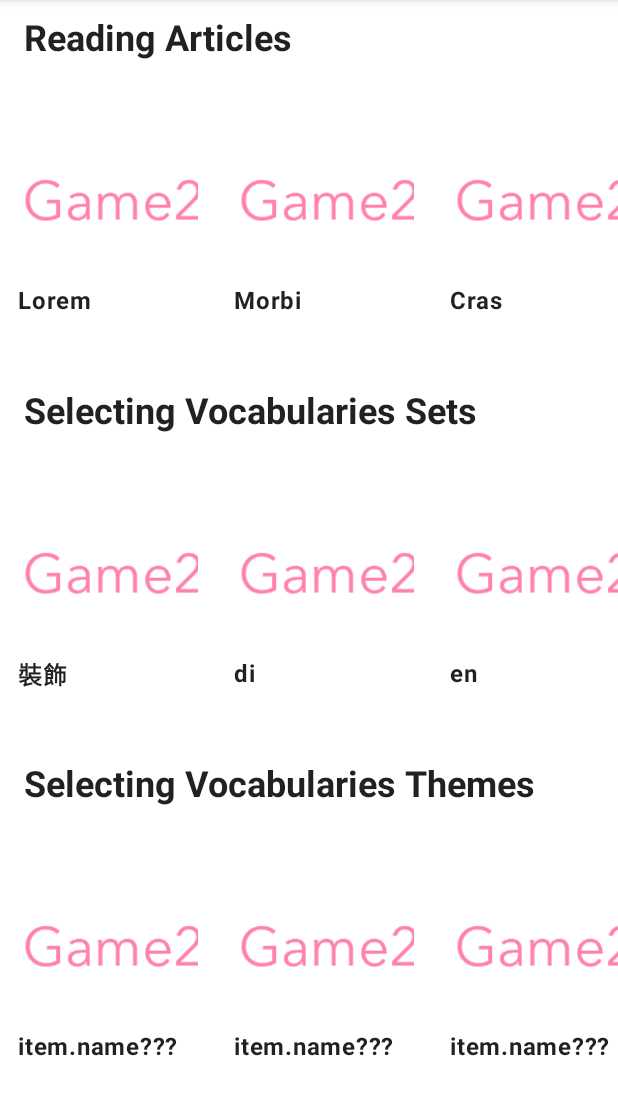
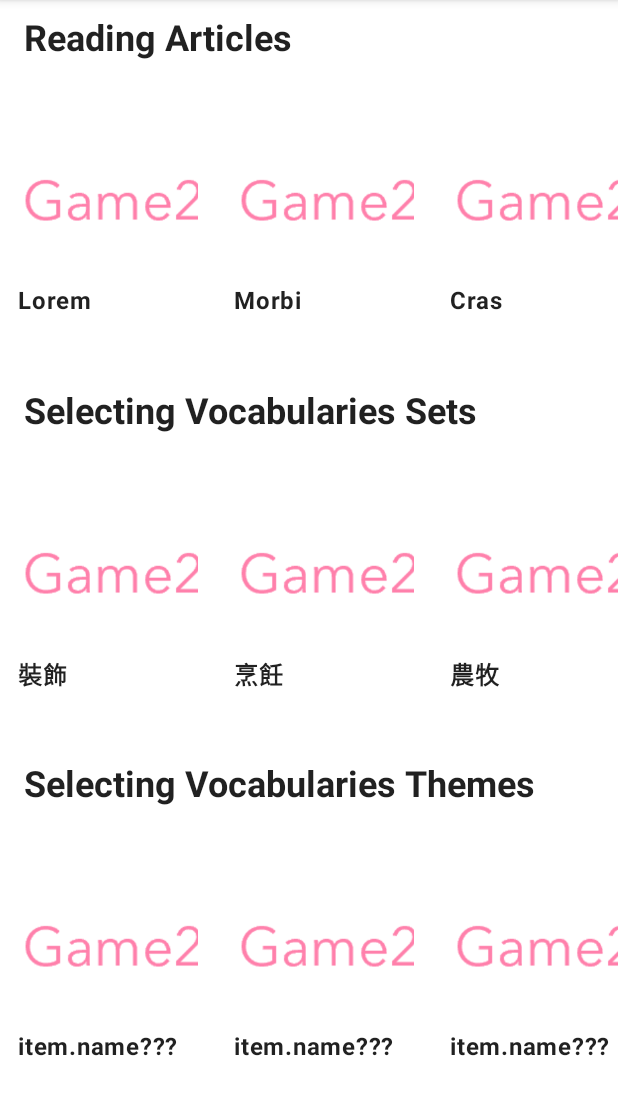
Before and after one commit to MilkShakeBro/SoftwareStudioFinalProject, an Android app: the screen it shows after launch (MainActivity), on a phone screen of 412 x 824 dp, the part 84-1199 px from its top. Run offline under Robolectric (Android 15) with nearby library versions, the phone set to English and light mode, and no system bars; our stand-ins replace Dagger/Hilt's generated code, data binding; pictures from the network do not load; Roboto replaces fonts that are not available here.

Commit message:
change flashcard design and add vocabulary set

```diff
--- a/app/src/main/java/com/example/finalprojecttemplate/data/data_source/FakeDatabase.kt
+++ b/app/src/main/java/com/example/finalprojecttemplate/data/data_source/FakeDatabase.kt
@@ -57,407 +57,407 @@ class FakeDatabase {
                 Vocabulary(
                     id = 7,
                     word = "bracelet",
-                    chinese = "觀眾",
+                    chinese = "n.[C] 手鐲",
                     breakpoint = 6
                 ),
                 Vocabulary(
                     id = 8,
                     word = "cosmetic",
-                    chinese = "觀眾",
+                    chinese = "n.[C] 化妝品，美容品",
                     breakpoint = 6
                 ),
                 Vocabulary(
                     id = 9,
                     word = "lipstick",
-                    chinese = "觀眾",
+                    chinese = "n.[C/U] 口紅",
                     breakpoint = 6
                 ),
                 Vocabulary(
                     id = 10,
                     word = "wig",
-                    chinese = "觀眾",
+                    chinese = "n.[C] （女用）假髮",
                     breakpoint = 6
                 ),
                 Vocabulary(
                     id = 11,
                     word = "hairdo",
-                    chinese = "觀眾",
+                    chinese = "n.[C] 髮型",
                     breakpoint = 6
                 ),
                 Vocabulary(
                     id = 12,
                     word = "wreath",
-                    chinese = "觀眾",
+                    chinese = "n.[C] 花環",
                     breakpoint = 6
                 ),
                 Vocabulary(
                     id = 13,
                     word = "bouquet",
-                    chinese = "觀眾",
+                    chinese = "n.[C] 花束",
                     breakpoint = 6
                 ),
             ),
         ),
         VocabularySetModel(
             id = 1,
-            name = "di",
+            name = "烹飪",
             image = Uri.parse("https://www.google.com"),
             vocabularySet = listOf(
                 Vocabulary(
                     id = 0,
-                    word = "audience",
-                    chinese = "觀眾",
+                    word = "broil",
+                    chinese = "vt.（直接在熱源上）烤",
                     breakpoint = 6
                 ),
                 Vocabulary(
                     id = 1,
-                    word = "audience",
-                    chinese = "觀眾",
+                    word = "roast",
+                    chinese = "vt./vi. 烘，烤",
                     breakpoint = 6
                 ),
                 Vocabulary(
                     id = 2,
-                    word = "audience",
-                    chinese = "觀眾",
+                    word = "grill",
+                    chinese = "vt.（用烤架）烤（食物）",
                     breakpoint = 6
                 ),
                 Vocabulary(
                     id = 3,
-                    word = "audience",
-                    chinese = "觀眾",
+                    word = "simmer",
+                    chinese = "vt./vi. 用小火煮",
                     breakpoint = 6
                 ),
                 Vocabulary(
                     id = 4,
-                    word = "audience",
-                    chinese = "觀眾",
+                    word = "stew",
+                    chinese = "vt. 燉",
                     breakpoint = 6
                 ),
                 Vocabulary(
                     id = 5,
-                    word = "audience",
-                    chinese = "觀眾",
+                    word = "grind",
+                    chinese = "vt./vi. 研磨，磨碎",
                     breakpoint = 6
                 ),
                 Vocabulary(
                     id = 6,
-                    word = "audience",
-                    chinese = "觀眾",
+                    word = "mill",
+                    chinese = "vt. 碾碎",
                     breakpoint = 6
                 ),
                 Vocabulary(
                     id = 7,
-                    word = "audience",
-                    chinese = "觀眾",
+                    word = "mash",
+                    chinese = "vt. 搗碎",
                     breakpoint = 6
                 ),
                 Vocabulary(
                     id = 8,
-                    word = "audience",
-                    chinese = "觀眾",
+                    word = "whisk",
+                    chinese = "vt. 攪拌",
                     breakpoint = 6
                 ),
                 Vocabulary(
                     id = 9,
-                    word = "audience",
-                    chinese = "觀眾",
+                    word = "scramble",
+                    chinese = "vt. 炒蛋",
                     breakpoint = 6
                 ),
                 Vocabulary(
                     id = 10,
-                    word = "audience",
-                    chinese = "觀眾",
+                    word = "marinate",
+                    chinese = "vt. 醃漬(用油、香料、酒)",
                     breakpoint = 6
                 ),
                 Vocabulary(
                     id = 11,
-                    word = "audience",
-                    chinese = "觀眾",
+                    word = "pickle",
+                    chinese = "vt. 醃漬(用鹽巴、醋)",
                     breakpoint = 6
                 ),
                 Vocabulary(
                     id = 12,
-                    word = "audience",
-                    chinese = "觀眾",
+                    word = "ferment",
+                    chinese = "vt./vi. 發酵",
                     breakpoint = 6
                 ),
                 Vocabulary(
                     id = 13,
-                    word = "audience",
-                    chinese = "觀眾",
+                    word = "braise",
+                    chinese = "vt. 燉",
                     breakpoint = 6
                 ),
             ),
         ),
         VocabularySetModel(
             id = 2,
-            name = "en",
+            name = "農牧",
             image = Uri.parse("https://www.google.com"),
             vocabularySet = listOf(
                 Vocabulary(
                     id = 0,
-                    word = "audience",
-                    chinese = "觀眾",
+                    word = "agriculture",
+                    chinese = "n.[U] 農業",
                     breakpoint = 6
                 ),
                 Vocabulary(
                     id = 1,
-                    word = "audience",
-                    chinese = "觀眾",
+                    word = "rural",
+                    chinese = "adj. 鄉村的",
                     breakpoint = 6
                 ),
                 Vocabulary(
                     id = 2,
-                    word = "audience",
-                    chinese = "觀眾",
+                    word = "peasant",
+                    chinese = "n.[C]（較為貧窮的）農夫，佃農",
                     breakpoint = 6
                 ),
                 Vocabulary(
                     id = 3,
-                    word = "audience",
-                    chinese = "觀眾",
+                    word = "plow",
+                    chinese = "n.[C] 犁",
                     breakpoint = 6
                 ),
                 Vocabulary(
                     id = 4,
-                    word = "audience",
-                    chinese = "觀眾",
+                    word = "barn",
+                    chinese = "n.[C] 穀倉",
                     breakpoint = 6
                 ),
                 Vocabulary(
                     id = 5,
-                    word = "audience",
-                    chinese = "觀眾",
+                    word = "greenhouse",
+                    chinese = "n.[C] 溫室",
                     breakpoint = 6
                 ),
                 Vocabulary(
                     id = 6,
-                    word = "audience",
-                    chinese = "觀眾",
+                    word = "organic",
+                    chinese = "adj. 有機的",
                     breakpoint = 6
                 ),
                 Vocabulary(
                     id = 7,
-                    word = "audience",
-                    chinese = "觀眾",
+                    word = "fertilizer",
+                    chinese = "n.[C] 肥料",
                     breakpoint = 6
                 ),
                 Vocabulary(
                     id = 8,
-                    word = "audience",
-                    chinese = "觀眾",
+                    word = "barren",
+                    chinese = "adj. 荒蕪的",
                     breakpoint = 6
                 ),
                 Vocabulary(
                     id = 9,
-                    word = "audience",
-                    chinese = "觀眾",
+                    word = "pesticide",
+                    chinese = "n.[C] 殺蟲劑",
                     breakpoint = 6
                 ),
                 Vocabulary(
                     id = 10,
-                    word = "audience",
-                    chinese = "觀眾",
+                    word = "harvest",
+                    chinese = "n.[C] 收成",
                     breakpoint = 6
                 ),
                 Vocabulary(
                     id = 11,
-                    word = "audience",
-                    chinese = "觀眾",
+                    word = "ranch",
+                    chinese = "n.[C] 大農場，大牧場",
                     breakpoint = 6
                 ),
                 Vocabulary(
                     id = 12,
-                    word = "audience",
-                    chinese = "觀眾",
+                    word = "dairy",
+                    chinese = "n.[U] 酪農",
                     breakpoint = 6
                 ),
                 Vocabulary(
                     id = 13,
-                    word = "audience",
-                    chinese = "觀眾",
+                    word = "shepherd",
+                    chinese = "n.[C] 牧羊人",
                     breakpoint = 6
                 ),
             ),
         ),
         VocabularySetModel(
             id = 3,
-            name = "ce",
+            name = "運動",
             image = Uri.parse("https://www.google.com"),
             vocabularySet = listOf(
                 Vocabulary(
                     id = 0,
-                    word = "audience",
-                    chinese = "觀眾",
+                    word = "badminton",
+                    chinese = "n.[U] 羽毛球",
                     breakpoint = 6
                 ),
                 Vocabulary(
                     id = 1,
-                    word = "audience",
-                    chinese = "觀眾",
+                    word = "hike",
+                    chinese = "n./vi. 健行",
                     breakpoint = 6
                 ),
                 Vocabulary(
                     id = 2,
-                    word = "audience",
-                    chinese = "觀眾",
+                    word = "dive",
+                    chinese = "vi. 跳水，潛水",
                     breakpoint = 6
                 ),
                 Vocabulary(
                     id = 3,
-                    word = "audience",
-                    chinese = "觀眾",
+                    word = "surf",
+                    chinese = "vi. 衝浪",
                     breakpoint = 6
                 ),
                 Vocabulary(
                     id = 4,
-                    word = "audience",
-                    chinese = "觀眾",
+                    word = "marathon",
+                    chinese = "n.[C] 馬拉松",
                     breakpoint = 6
                 ),
                 Vocabulary(
                     id = 5,
-                    word = "audience",
-                    chinese = "觀眾",
+                    word = "relay",
+                    chinese = "n.[C] 接力賽",
                     breakpoint = 6
                 ),
                 Vocabulary(
                     id = 6,
-                    word = "audience",
-                    chinese = "觀眾",
+                    word = "yoga",
+                    chinese = "n.[U] 瑜珈",
                     breakpoint = 6
                 ),
                 Vocabulary(
                     id = 7,
-                    word = "audience",
-                    chinese = "觀眾",
+                    word = "boxing",
+                    chinese = "n.[U] 拳擊",
                     breakpoint = 6
                 ),
                 Vocabulary(
                     id = 8,
-                    word = "audience",
-                    chinese = "觀眾",
+                    word = "wrestle",
+                    chinese = "vi. 摔角，角力",
                     breakpoint = 6
                 ),
                 Vocabulary(
                     id = 9,
-                    word = "audience",
-                    chinese = "觀眾",
+                    word = "stunt",
+                    chinese = "n.[C] 特技",
                     breakpoint = 6
                 ),
                 Vocabulary(
                     id = 10,
-                    word = "audience",
-                    chinese = "觀眾",
+                    word = "football",
+                    chinese = "n.[U] 美式足球",
                     breakpoint = 6
                 ),
                 Vocabulary(
                     id = 11,
-                    word = "audience",
-                    chinese = "觀眾",
+                    word = "hockey",
+                    chinese = "n.[U] 曲棍球",
                     breakpoint = 6
                 ),
                 Vocabulary(
                     id = 12,
-                    word = "audience",
-                    chinese = "觀眾",
+                    word = "volleyball",
+                    chinese = "n.[U] 排球",
                     breakpoint = 6
                 ),
                 Vocabulary(
                     id = 13,
-                    word = "audience",
-                    chinese = "觀眾",
+                    word = "ballet",
+                    chinese = "n.[U] 籃球",
                     breakpoint = 6
                 ),
             ),
         ),
         VocabularySetModel(
             id = 4,
-            name = "s",
+            name = "生病",
             image = Uri.parse("https://www.google.com"),
             vocabularySet = listOf(
                 Vocabulary(
                     id = 0,
-                    word = "audience",
-                    chinese = "觀眾",
+                    word = "stroke",
+                    chinese = "n.[C] 中風",
                     breakpoint = 6
                 ),
                 Vocabulary(
                     id = 1,
-                    word = "audience",
-                    chinese = "觀眾",
+                    word = "tumor",
+                    chinese = "n.[C] 腫瘤",
                     breakpoint = 6
                 ),
                 Vocabulary(
                     id = 2,
-                    word = "audience",
-                    chinese = "觀眾",
+                    word = "measles",
+                    chinese = "n.[pl] 麻疹",
                     breakpoint = 6
                 ),
                 Vocabulary(
                     id = 3,
-                    word = "audience",
-                    chinese = "觀眾",
+                    word = "asthma",
+                    chinese = "n.[U] 氣喘",
                     breakpoint = 6
                 ),
                 Vocabulary(
                     id = 4,
-                    word = "audience",
-                    chinese = "觀眾",
+                    word = "allergy",
+                    chinese = "n.[C] 過敏",
                     breakpoint = 6
                 ),
                 Vocabulary(
                     id = 5,
-                    word = "audience",
-                    chinese = "觀眾",
+                    word = "malaria",
+                    chinese = "n.[U] 瘧疾",
                     breakpoint = 6
                 ),
                 Vocabulary(
                     id = 6,
-                    word = "audience",
-                    chinese = "觀眾",
+                    word = "trauma",
+                    chinese = "n.[U/C] 心理創傷",
                     breakpoint = 6
                 ),
                 Vocabulary(
                     id = 7,
-                    word = "audience",
-                    chinese = "觀眾",
+                    word = "paralyze",
+                    chinese = "vt. 使癱瘓",
                     breakpoint = 6
                 ),
                 Vocabulary(
                     id = 8,
-                    word = "audience",
-                    chinese = "觀眾",
+                    word = "irritation",
+                    chinese = "n.[U] 發炎",
                     breakpoint = 6
                 ),
                 Vocabulary(
                     id = 9,
-                    word = "audience",
-                    chinese = "觀眾",
+                    word = "deteriorate",
+                    chinese = "vi. 惡化",
                     breakpoint = 6
                 ),
                 Vocabulary(
                     id = 10,
-                    word = "audience",
-                    chinese = "觀眾",
+                    word = "disorder",
+                    chinese = "n.[U] (身體功能）失調",
                     breakpoint = 6
                 ),
                 Vocabulary(
                     id = 11,
-                    word = "audience",
-                    chinese = "觀眾",
+                    word = "upset",
+                    chinese = "adj. 腸胃不適的",
                     breakpoint = 6
                 ),
                 Vocabulary(
                     id = 12,
-                    word = "audience",
-                    chinese = "觀眾",
+                    word = "shortsighted",
+                    chinese = "adj. 近視的",
                     breakpoint = 6
                 ),
                 Vocabulary(
                     id = 13,
-                    word = "audience",
-                    chinese = "觀眾",
+                    word = "Diarrhea",
+                    chinese = "n. 腹瀉",
                     breakpoint = 6
                 ),
             ),
--- a/app/src/main/java/com/example/finalprojecttemplate/ui/flashcard/FlashcardFragment.kt
+++ b/app/src/main/java/com/example/finalprojecttemplate/ui/flashcard/FlashcardFragment.kt
@@ -72,13 +72,13 @@ class FlashcardFragment : Fragment(){
     }
     private fun setup(){
         binding?.apply {
-            tvTitle.text = flipModel?.id.toString()
+            //tvTitle.text = flipModel?.id.toString()
             tvContent.text = flipModel?.word
             tvContentBack.text = flipModel?.chinese
-            ibFlipBack.setOnClickListener {
+            cardFront.setOnClickListener {
                 flipClockWise()
             }
-            ibFlipFront.setOnClickListener {
+            cardBack.setOnClickListener {
                 flipClockWise()
             }
             /*if(flipModel?.isFlipped == true){
--- a/app/src/main/java/com/example/finalprojecttemplate/ui/flashcard/FlashcardPageFragment.kt
+++ b/app/src/main/java/com/example/finalprojecttemplate/ui/flashcard/FlashcardPageFragment.kt
@@ -42,6 +42,11 @@ class FlashcardPageFragment: Fragment()  {
                 FlashcardAdapter(
                     it, requireActivity().supportFragmentManager)
             }
+            // click skip buttom to go to game tutorial
+            SkipToGame.setOnClickListener{
+                val action = FlashcardPageFragmentDirections.actionFlashcardPageFragmentToGameTutorialFragment()
+                findNavController().navigate(action)
+            }
 //            button1.setOnClickListener {
 //                val action = FlashcardPageFragmentDirections.actionFlashcardPageFragmentToGameTutorialFragment()
 //                findNavController().navigate(action)
--- a/app/src/main/res/layout/flashcard_fragment.xml
+++ b/app/src/main/res/layout/flashcard_fragment.xml
@@ -24,38 +24,25 @@
             app:layout_constraintStart_toStartOf="parent"
             app:layout_constraintTop_toTopOf="parent">
 
-            <TextView
-                android:id="@+id/tvTitle"
-                android:layout_width="wrap_content"
-                android:layout_height="wrap_content"
-                android:text="TITLE"
-                android:gravity="center"
-                android:textColor="@color/white"
-                android:textSize="24sp"
-                android:textStyle="bold" />
+<!--            <TextView-->
+<!--                android:id="@+id/tvTitle"-->
+<!--                android:layout_width="wrap_content"-->
+<!--                android:layout_height="wrap_content"-->
+<!--                android:gravity="center"-->
+<!--                android:text="TITLE"-->
+<!--                android:textColor="@color/white"-->
+<!--                android:textSize="24sp"-->
+<!--                android:textStyle="bold" />-->
 
             <TextView
                 android:id="@+id/tvContent"
-                android:layout_width="wrap_content"
-                android:layout_height="wrap_content"
-                android:layout_marginTop="30dp"
+                android:layout_width="300dp"
+                android:layout_height="300dp"
+                android:layout_gravity="fill"
+                android:gravity="center"
                 android:text="Content"
-                android:gravity="center"
                 android:textColor="@color/white"
                 android:textSize="24sp" />
-
-            <Button
-                android:id="@+id/ibFlipFront"
-                android:layout_width="match_parent"
-                android:layout_height="wrap_content"
-                android:layout_gravity="bottom"
-                android:layout_marginStart="16dp"
-                android:layout_marginEnd="16dp"
-                android:background="?selectableItemBackground"
-                android:text="Flip me"
-                app:layout_constraintBottom_toBottomOf="@id/cardFront"
-                app:layout_constraintEnd_toEndOf="parent"
-                app:layout_constraintStart_toStartOf="parent" />
         </FrameLayout>
 
         <FrameLayout
@@ -67,6 +54,7 @@
             android:backgroundTint="@color/flashcard_background"
             android:gravity="center"
             android:padding="16dp"
+
             app:layout_constraintBottom_toBottomOf="parent"
             app:layout_constraintEnd_toEndOf="parent"
             app:layout_constraintStart_toStartOf="parent"
@@ -74,27 +62,13 @@
 
             <TextView
                 android:id="@+id/tvContentBack"
-                android:layout_width="wrap_content"
-                android:layout_height="wrap_content"
-                android:layout_marginTop="30dp"
+                android:layout_width="300dp"
+                android:layout_height="300dp"
                 android:text="Content"
                 android:gravity="center"
                 android:textColor="@color/white"
                 android:textSize="24sp" />
 
-            <Button
-                android:id="@+id/ibFlipBack"
-                android:layout_width="match_parent"
-                android:layout_height="wrap_content"
-                android:layout_gravity="bottom"
-                android:layout_marginStart="16dp"
-                android:layout_marginEnd="16dp"
-                android:background="?selectableItemBackground"
-                android:text="Flip me"
-                android:textColor="@color/white"
-                app:layout_constraintBottom_toBottomOf="@id/cardBack"
-                app:layout_constraintEnd_toEndOf="parent"
-                app:layout_constraintStart_toStartOf="parent" />
         </FrameLayout>
 
     </androidx.constraintlayout.widget.ConstraintLayout>
--- a/app/src/main/res/layout/flashcard_page_fragment.xml
+++ b/app/src/main/res/layout/flashcard_page_fragment.xml
@@ -24,6 +24,20 @@
             app:layout_constraintBottom_toTopOf="@+id/poohpoohman1"
             tools:text="00:00:00" />
 
+        <Button
+            android:id="@+id/SkipToGame"
+            android:layout_width="wrap_content"
+            android:layout_height="wrap_content"
+            android:layout_marginEnd="8dp"
+            android:layout_marginTop="8dp"
+            android:text="@string/skip"
+            android:textColor="@color/white"
+            android:backgroundTint="@color/flashcard_background"
+            app:layout_constraintEnd_toEndOf="parent"
+            app:layout_constraintTop_toTopOf="parent"
+            tools:ignore="MissingConstraints"
+            tools:layout_editor_absoluteY="2dp" />
+
         <ImageView
             android:id="@+id/poohpoohman1"
             android:layout_width="wrap_content"
@@ -44,11 +58,9 @@
             android:gravity="center"
             app:layout_constraintBottom_toBottomOf="parent"
             app:layout_constraintEnd_toEndOf="parent"
-            app:layout_constraintHorizontal_bias="0.0"
             app:layout_constraintStart_toStartOf="parent"
             app:layout_constraintTop_toBottomOf="@id/poohpoohman1"
             app:layout_constraintVertical_bias="0.0">
-
             <include layout="@layout/card_front" />
         </com.example.finalprojecttemplate.ui.flashcard.FlashcardViewPager>
 
--- a/app/src/main/res/values/colors.xml
+++ b/app/src/main/res/values/colors.xml
@@ -10,7 +10,7 @@
     <color name="flashcard_page_background">#C94F7C</color>
     <color name="flashcard_background">#FF80AB</color>
     <color name="vocabulary_background">#FFB2DD</color>
-
+    <color name="skip_background">#441D1D</color>
     <!-- Game Colors -->
     <color name="game_orange">#F8B200</color>
     <color name="game_dark_gray">#3E3E3E</color>
--- a/app/src/main/res/values/strings.xml
+++ b/app/src/main/res/values/strings.xml
@@ -2,4 +2,5 @@
     <string name="app_name">FinalProjectTemplate</string>
     <string name="C_front">word</string>
     <string name="C_back">definition</string>
+    <string name="skip">skip</string>
 </resources>
```
